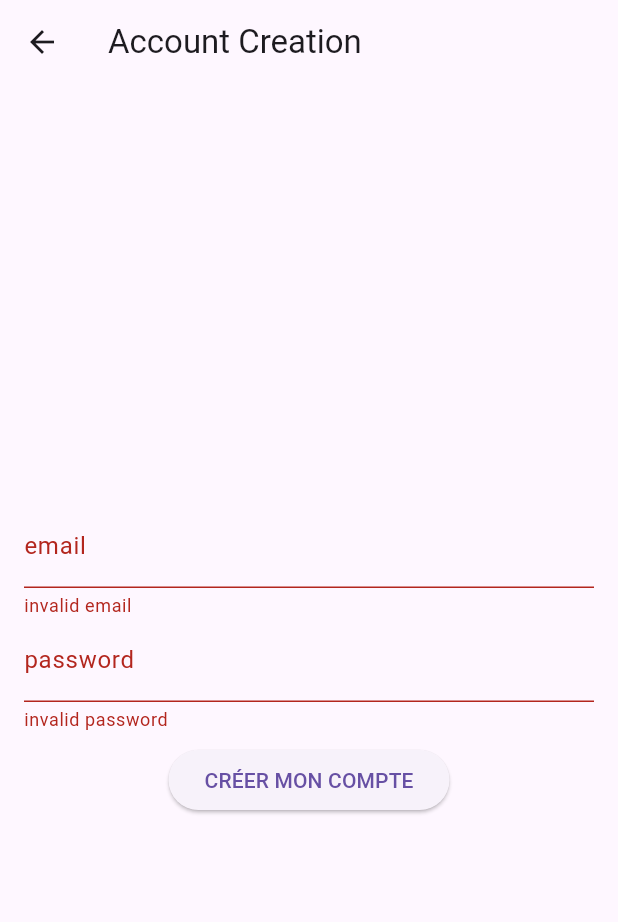
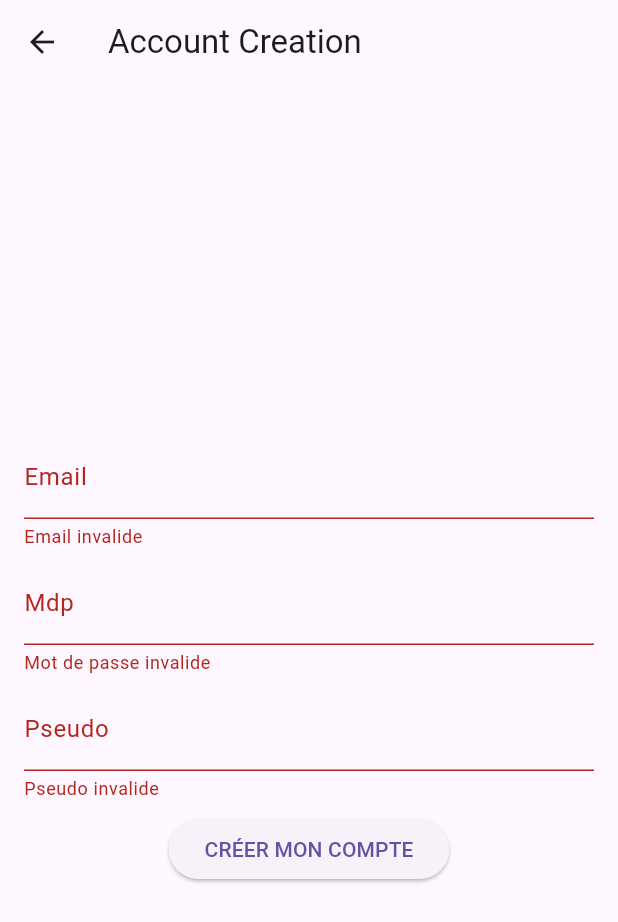
Before and after one commit to ThomasFabrePro/quizz_app_provider, a Flutter app: the AccountCreationPage screen opened by its route, on a phone screen of 412 x 824 dp. Shown: the top 922 px of the screen. Run offline on Flutter 3.47's test engine with Material 3 defaults, Android fonts, the phone set to English and light mode, and no system bars; our stand-ins replace formz, go_router.

Commit message:
account creation

```diff
--- a/lib/app.dart
+++ b/lib/app.dart
@@ -3,6 +3,7 @@ import 'package:go_router/go_router.dart';
 import 'package:quizz_app_provider/home_page.dart';
 import 'package:quizz_app_provider/login/screens/account_creation.dart';
 import 'package:quizz_app_provider/login/screens/login.dart';
+import 'package:quizz_app_provider/models/user.dart';
 
 GoRouter router() {
   return GoRouter(
@@ -26,6 +27,8 @@ GoRouter router() {
   );
 }
 
+User user = User(pseudo: '');
+
 class App extends StatelessWidget {
   const App({super.key});
 
--- a/lib/home_page.dart
+++ b/lib/home_page.dart
@@ -1,5 +1,6 @@
 import 'package:flutter/material.dart';
 import 'package:go_router/go_router.dart';
+import 'package:quizz_app_provider/app.dart';
 
 class HomePage extends StatelessWidget {
   const HomePage({super.key});
@@ -18,8 +19,8 @@ class HomePage extends StatelessWidget {
           )
         ],
       ),
-      body: const Center(
-        child: Text('Home Page'),
+      body: Center(
+        child: Text('Bienvenue ${user.pseudo}'),
       ),
     );
   }
--- a/lib/login/models/login_form.dart
+++ b/lib/login/models/login_form.dart
@@ -1,6 +1,6 @@
 import 'package:flutter/material.dart';
 import 'package:formz/formz.dart';
-import 'package:provider/provider.dart';
+// import 'package:provider/provider.dart';
 import 'package:quizz_app_provider/web_service/web_service.dart';
 
 import 'login_models.dart';
@@ -10,10 +10,12 @@ class LoginForm extends ChangeNotifier
   LoginForm({
     this.email = const Email.pure(),
     this.password = const Password.pure(),
+    this.pseudo = const Pseudo.pure(),
   });
 
   Email email;
   Password password;
+  Pseudo pseudo;
 
   @override
   List<FormzInput> get inputs => [email, password];
@@ -29,4 +31,10 @@ class LoginForm extends ChangeNotifier
     email = newEmail;
     notifyListeners();
   }
+
+  set newPseudo(String value) {
+    final newPseudo = Pseudo.dirty(value);
+    pseudo = newPseudo;
+    notifyListeners();
+  }
 }
--- a/lib/login/models/login_models.dart
+++ b/lib/login/models/login_models.dart
@@ -1,3 +1,4 @@
 export 'password.dart';
 export 'email.dart';
 export 'login_form.dart';
+export 'pseudo.dart';
--- /dev/null
+++ b/lib/login/models/pseudo.dart
@@ -0,0 +1,14 @@
+import 'package:formz/formz.dart';
+
+enum PseudoValidationError { empty, invalid }
+
+class Pseudo extends FormzInput<String, PseudoValidationError> {
+  const Pseudo.pure() : super.pure('');
+  const Pseudo.dirty([super.value = '']) : super.dirty();
+
+  @override
+  PseudoValidationError? validator(String value) {
+    if (value.isEmpty) return PseudoValidationError.empty;
+    return null;
+  }
+}
--- a/lib/login/screens/account_creation.dart
+++ b/lib/login/screens/account_creation.dart
@@ -1,11 +1,10 @@
 import 'package:flutter/material.dart';
-import 'package:go_router/go_router.dart';
 import 'package:provider/provider.dart';
 import 'package:quizz_app_provider/login/models/login_form.dart';
-import 'package:quizz_app_provider/login/screens/login.dart'
-    show EmailInput, PasswordInput;
-
-import '../authentication_status.dart';
+import 'package:quizz_app_provider/login/widgets/create_account_button.dart';
+import 'package:quizz_app_provider/login/widgets/email_input.dart';
+import 'package:quizz_app_provider/login/widgets/password_input.dart';
+import 'package:quizz_app_provider/login/widgets/pseudo_input.dart';
 
 class AccountCreationPage extends StatelessWidget {
   const AccountCreationPage({super.key});
@@ -29,7 +28,10 @@ class AccountCreationPage extends StatelessWidget {
                       mainAxisAlignment: MainAxisAlignment.center,
                       children: [
                         EmailInput(),
+                        SizedBox(height: 8),
                         PasswordInput(),
+                        SizedBox(height: 8),
+                        PseudoInput(),
                         SizedBox(height: 8),
                         CreateAccountButton()
                       ],
@@ -42,32 +44,3 @@ class AccountCreationPage extends StatelessWidget {
     );
   }
 }
-
-class CreateAccountButton extends StatelessWidget {
-  const CreateAccountButton({super.key});
-
-  @override
-  Widget build(BuildContext context) {
-    return Consumer<LoginForm>(builder: (context, loginForm, child) {
-      return ElevatedButton(
-        key: const Key('loginForm_continue_raisedButton'),
-        onPressed: loginForm.isValid
-            ? () async {
-                await loginForm
-                    .createUser(loginForm.email.value, loginForm.password.value)
-                    .then((value) {});
-              }
-            : () {
-                ScaffoldMessenger.of(context)
-                  ..hideCurrentSnackBar()
-                  ..showSnackBar(
-                    const SnackBar(
-                        backgroundColor: Colors.red,
-                        content: Text('Identifiants invalides')),
-                  );
-              },
-        child: const Text('CRÉER MON COMPTE'),
-      );
-    });
-  }
-}
--- a/lib/login/screens/login.dart
+++ b/lib/login/screens/login.dart
@@ -1,8 +1,11 @@
 import 'package:flutter/material.dart';
-import 'package:go_router/go_router.dart';
 import 'package:provider/provider.dart';
-import 'package:quizz_app_provider/login/authentication_status.dart';
 import 'package:quizz_app_provider/login/models/login_form.dart';
+import 'package:quizz_app_provider/login/models/pseudo.dart';
+import 'package:quizz_app_provider/login/widgets/account_creation_link.dart';
+import 'package:quizz_app_provider/login/widgets/email_input.dart';
+import 'package:quizz_app_provider/login/widgets/password_input.dart';
+import 'package:quizz_app_provider/login/widgets/submit_button.dart';
 
 // import '../models.dart';
 
@@ -21,7 +24,7 @@ class LoginPage extends StatelessWidget {
           child: Container(
             constraints: const BoxConstraints(maxWidth: 400),
             child: ChangeNotifierProvider(
-                create: (context) => LoginForm(),
+                create: (context) => LoginForm(pseudo: const Pseudo.dirty('/')),
                 child: Builder(
                   builder: (context) {
                     return const Column(
@@ -45,113 +48,3 @@ class LoginPage extends StatelessWidget {
     );
   }
 }
-
-class EmailInput extends StatelessWidget {
-  const EmailInput({super.key});
-
-  @override
-  Widget build(BuildContext context) {
-    return Consumer<LoginForm>(builder: (context, loginForm, child) {
-      return TextField(
-        key: const Key('loginForm_emailInput_textField'),
-        onChanged: (email) => loginForm.newEmail = email,
-        decoration: InputDecoration(
-          labelText: 'email',
-          errorText: loginForm.email.isNotValid ? 'invalid email' : null,
-        ),
-      );
-    });
-  }
-}
-
-class PasswordInput extends StatelessWidget {
-  const PasswordInput({super.key});
-
-  @override
-  Widget build(BuildContext context) {
-    return Consumer<LoginForm>(builder: (context, loginForm, child) {
-      return TextField(
-        key: const Key('loginForm_passwordInput_textField'),
-        onChanged: (password) => loginForm.newPassword = password,
-        decoration: InputDecoration(
-          labelText: 'password',
-          errorText: loginForm.password.isNotValid ? 'invalid password' : null,
-        ),
-      );
-    });
-  }
-}
-
-class AccountCreationLink extends StatelessWidget {
-  const AccountCreationLink({super.key});
-
-  @override
-  Widget build(BuildContext context) {
-    return GestureDetector(
-      key: const Key('loginForm_createAccount_flatButton'),
-      onTap: () => context.go('/login/account_creation'),
-      child: const Text(
-        'Create an account',
-        style:
-            TextStyle(color: Colors.blue, decoration: TextDecoration.underline),
-      ),
-    );
-  }
-}
-
-class SubmitButton extends StatelessWidget {
-  const SubmitButton({super.key});
-
-  @override
-  Widget build(BuildContext context) {
-    return Consumer<LoginForm>(builder: (context, loginForm, child) {
-      return ElevatedButton(
-        key: const Key('loginForm_continue_raisedButton'),
-        onPressed: loginForm.isValid
-            ? () async {
-                await loginForm
-                    .connectUser(
-                        loginForm.email.value, loginForm.password.value)
-                    .then((value) {
-                  switch (value) {
-                    case AuthenticationStatus.authenticated:
-                      context.go('/home');
-                      break;
-                    case AuthenticationStatus.failed:
-                      ScaffoldMessenger.of(context)
-                        ..hideCurrentSnackBar()
-                        ..showSnackBar(
-                          const SnackBar(
-                              backgroundColor: Colors.red,
-                              content: Text('Login Failure')),
-                        );
-                      break;
-                    case AuthenticationStatus.unauthenticated:
-                      ScaffoldMessenger.of(context)
-                        ..hideCurrentSnackBar()
-                        ..showSnackBar(
-                          const SnackBar(
-                              backgroundColor: Colors.red,
-                              content:
-                                  Text('Le serveur semble ne pas répondre')),
-                        );
-                      break;
-                    default:
-                      break;
-                  }
-                });
-              }
-            : () {
-                ScaffoldMessenger.of(context)
-                  ..hideCurrentSnackBar()
-                  ..showSnackBar(
-                    const SnackBar(
-                        backgroundColor: Colors.red,
-                        content: Text('Login invalide')),
-                  );
-              },
-        child: const Text('LOGIN'),
-      );
-    });
-  }
-}
--- /dev/null
+++ b/lib/login/widgets/create_account_button.dart
@@ -0,0 +1,62 @@
+import 'package:flutter/material.dart';
+import 'package:go_router/go_router.dart';
+import 'package:provider/provider.dart';
+import 'package:quizz_app_provider/login/authentication_status.dart';
+import 'package:quizz_app_provider/login/models/login_form.dart';
+
+class CreateAccountButton extends StatelessWidget {
+  const CreateAccountButton({super.key});
+
+  @override
+  Widget build(BuildContext context) {
+    return Consumer<LoginForm>(builder: (context, loginForm, child) {
+      return ElevatedButton(
+        key: const Key('loginForm_continue_raisedButton'),
+        onPressed: loginForm.isValid
+            ? () async {
+                await loginForm
+                    .createUser(loginForm.email.value, loginForm.password.value,
+                        loginForm.pseudo.value)
+                    .then((value) {
+                  switch (value) {
+                    case AuthenticationStatus.authenticated:
+                      context.go('/home');
+                      break;
+                    case AuthenticationStatus.unauthenticated:
+                      ScaffoldMessenger.of(context)
+                        ..hideCurrentSnackBar()
+                        ..showSnackBar(
+                          const SnackBar(
+                              backgroundColor: Colors.red,
+                              content: Text('Identifiants invalides')),
+                        );
+                      break;
+                    case AuthenticationStatus.failed:
+                      ScaffoldMessenger.of(context)
+                        ..hideCurrentSnackBar()
+                        ..showSnackBar(
+                          const SnackBar(
+                              backgroundColor: Colors.red,
+                              content:
+                                  Text('Le serveur semble ne pas répondre')),
+                        );
+                      break;
+                    default:
+                      break;
+                  }
+                });
+              }
+            : () {
+                ScaffoldMessenger.of(context)
+                  ..hideCurrentSnackBar()
+                  ..showSnackBar(
+                    const SnackBar(
+                        backgroundColor: Colors.red,
+                        content: Text('Identifiants invalides')),
+                  );
+              },
+        child: const Text('CRÉER MON COMPTE'),
+      );
+    });
+  }
+}
--- /dev/null
+++ b/lib/login/widgets/email_input.dart
@@ -0,0 +1,21 @@
+import 'package:flutter/material.dart';
+import 'package:provider/provider.dart';
+import 'package:quizz_app_provider/login/models/login_form.dart';
+
+class EmailInput extends StatelessWidget {
+  const EmailInput({super.key});
+
+  @override
+  Widget build(BuildContext context) {
+    return Consumer<LoginForm>(builder: (context, loginForm, child) {
+      return TextField(
+        key: const Key('loginForm_emailInput_textField'),
+        onChanged: (email) => loginForm.newEmail = email,
+        decoration: InputDecoration(
+          labelText: 'Email',
+          errorText: loginForm.email.isNotValid ? 'Email invalide' : null,
+        ),
+      );
+    });
+  }
+}
--- /dev/null
+++ b/lib/login/widgets/password_input.dart
@@ -0,0 +1,23 @@
+import 'package:flutter/material.dart';
+import 'package:provider/provider.dart';
+
+import '../models/login_form.dart';
+
+class PasswordInput extends StatelessWidget {
+  const PasswordInput({super.key});
+
+  @override
+  Widget build(BuildContext context) {
+    return Consumer<LoginForm>(builder: (context, loginForm, child) {
+      return TextField(
+        key: const Key('loginForm_passwordInput_textField'),
+        onChanged: (password) => loginForm.newPassword = password,
+        decoration: InputDecoration(
+          labelText: 'Mdp',
+          errorText:
+              loginForm.password.isNotValid ? 'Mot de passe invalide' : null,
+        ),
+      );
+    });
+  }
+}
--- /dev/null
+++ b/lib/login/widgets/pseudo_input.dart
@@ -0,0 +1,21 @@
+import 'package:flutter/material.dart';
+import 'package:provider/provider.dart';
+import 'package:quizz_app_provider/login/models/login_form.dart';
+
+class PseudoInput extends StatelessWidget {
+  const PseudoInput({super.key});
+
+  @override
+  Widget build(BuildContext context) {
+    return Consumer<LoginForm>(builder: (context, loginForm, child) {
+      return TextField(
+        key: const Key('loginForm_pseudoInput_textField'),
+        onChanged: (pseudo) => loginForm.newPseudo = pseudo,
+        decoration: InputDecoration(
+          labelText: 'Pseudo',
+          errorText: loginForm.pseudo.isNotValid ? 'Pseudo invalide' : null,
+        ),
+      );
+    });
+  }
+}
--- /dev/null
+++ b/lib/models/user.dart
@@ -0,0 +1,8 @@
+class User {
+  final String pseudo;
+  const User({required this.pseudo});
+
+  User copyWith({String? pseudo}) {
+    return User(pseudo: pseudo ?? this.pseudo);
+  }
+}
--- a/lib/web_service/web_service.dart
+++ b/lib/web_service/web_service.dart
@@ -1,6 +1,7 @@
 //import hhtp package
 import 'dart:convert';
 import 'package:http/http.dart' as http;
+import 'package:quizz_app_provider/app.dart';
 import 'package:quizz_app_provider/login/authentication_status.dart';
 
 class WebService {
@@ -23,8 +24,14 @@ mixin ConnectUser {
           'password': password,
         }),
       );
-      if (response.statusCode == 200) {
+      print("TEST response status code : ${response.statusCode}");
+
+      if (response.statusCode == 201) {
         dynamic data = jsonDecode(response.body);
+        user = user.copyWith(pseudo: data["user"]['pseudo']);
+
+        print("TEST response body : ${response.body}");
+        print("TEST user pseudo : ${user.pseudo}");
         return AuthenticationStatus.authenticated;
       } else {
         return AuthenticationStatus.failed;
@@ -35,7 +42,8 @@ mixin ConnectUser {
   }
 }
 mixin CreateUser {
-  Future<AuthenticationStatus> createUser(String email, String password) async {
+  Future<AuthenticationStatus> createUser(
+      String email, String password, String pseudo) async {
     const String path = '/api/auth/register';
     String url = WebService._baseUrl + path;
     try {
@@ -47,16 +55,19 @@ mixin CreateUser {
         body: jsonEncode(<String, String>{
           'email': email,
           'password': password,
+          'pseudo': pseudo,
         }),
       );
-      if (response.statusCode == 200) {
+      if (response.statusCode == 201) {
         dynamic data = jsonDecode(response.body);
+        user = user.copyWith(pseudo: data["user"]['pseudo']);
         return AuthenticationStatus.authenticated;
-      } else {
-        return AuthenticationStatus.failed;
       }
+      if (response.statusCode == 401)
+        return AuthenticationStatus.unauthenticated;
+      return AuthenticationStatus.failed;
     } catch (e) {
-      return AuthenticationStatus.unauthenticated;
+      return AuthenticationStatus.failed;
     }
   }
 }
```
Also changed, not shown: lib/login/widgets/account_creation_link.dart (added, +19 -0 lines), lib/login/widgets/submit_button.dart (added, +62 -0 lines).
